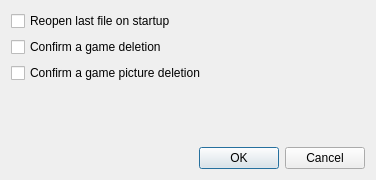
brainstream/OPL-PC-Tools, file src/SettingsDialog.ui: the form before one commit.
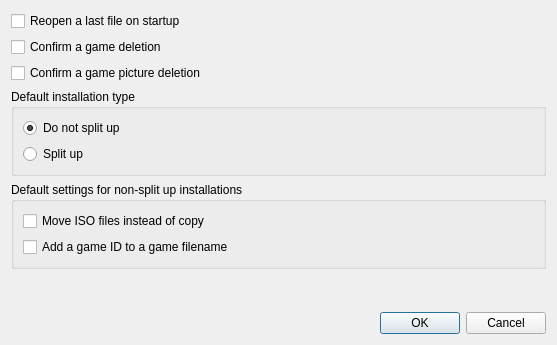
The form after the commit.

Commit message: Installation without splitting images

```diff
--- a/src/SettingsDialog.ui
+++ b/src/SettingsDialog.ui
@@ -6,8 +6,8 @@
    <rect>
     <x>0</x>
     <y>0</y>
-    <width>376</width>
-    <height>180</height>
+    <width>557</width>
+    <height>345</height>
    </rect>
   </property>
   <property name="windowTitle">
@@ -20,7 +20,7 @@
    <item>
     <widget class="QCheckBox" name="mp_checkbox_reopen_last_session">
      <property name="text">
-      <string>Reopen last file on startup</string>
+      <string>Reopen a last file on startup</string>
      </property>
     </widget>
    </item>
@@ -38,6 +38,55 @@
      </property>
     </widget>
    </item>
+   <item>
+    <widget class="QGroupBox" name="groupBox">
+     <property name="title">
+      <string>Default installation type</string>
+     </property>
+     <layout class="QVBoxLayout" name="verticalLayout_2">
+      <item>
+       <widget class="QRadioButton" name="mp_radiobtn_donot_split_up">
+        <property name="text">
+         <string>Do not split up</string>
+        </property>
+        <property name="checked">
+         <bool>true</bool>
+        </property>
+       </widget>
+      </item>
+      <item>
+       <widget class="QRadioButton" name="mp_radiobtn_split_up">
+        <property name="text">
+         <string>Split up</string>
+        </property>
+       </widget>
+      </item>
+     </layout>
+    </widget>
+   </item>
+   <item>
+    <widget class="QGroupBox" name="groupBox_2">
+     <property name="title">
+      <string>Default settings for non-split up installations</string>
+     </property>
+     <layout class="QVBoxLayout" name="verticalLayout_3">
+      <item>
+       <widget class="QCheckBox" name="mp_checkbox_move_iso">
+        <property name="text">
+         <string>Move ISO files instead of copy</string>
+        </property>
+       </widget>
+      </item>
+      <item>
+       <widget class="QCheckBox" name="mp_checkbox_rename_iso">
+        <property name="text">
+         <string>Add a game ID to a game filename</string>
+        </property>
+       </widget>
+      </item>
+     </layout>
+    </widget>
+   </item>
    <item>
     <spacer name="verticalSpacer">
      <property name="orientation">
```
The commit also changes 22 other files.
